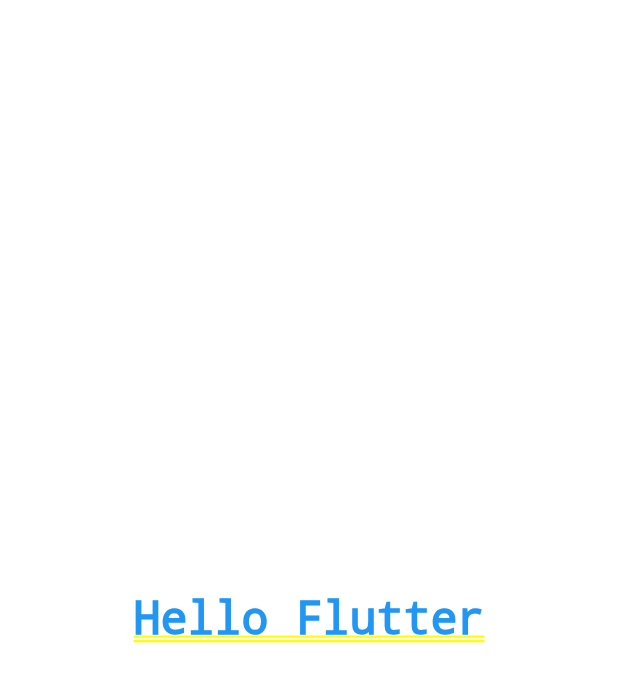
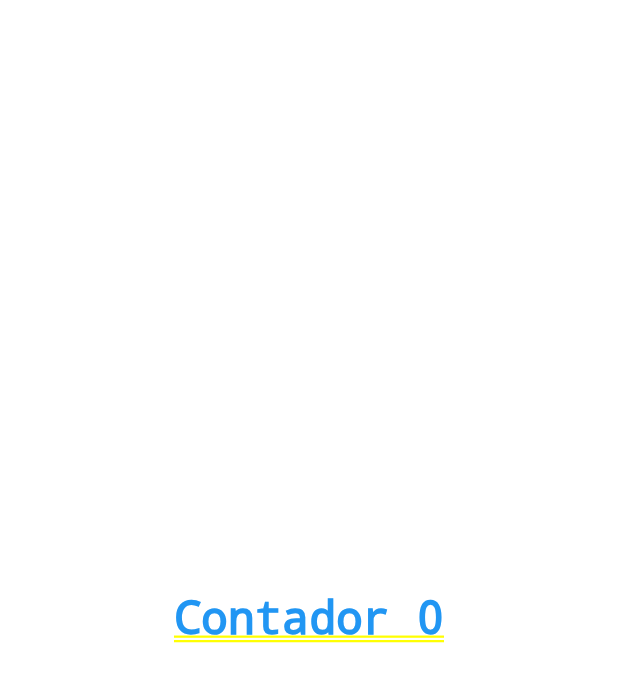
Before and after one commit to KAYOGS/home-task, a Flutter app: the screen it shows after launch, on a phone screen of 412 x 824 dp. Shown: the top 682 px of the screen. Run offline on Flutter 3.47's test engine with Material 3 defaults, Android fonts, the phone set to English and light mode, and no system bars.

Commit message:
home_task

```diff
--- /dev/null
+++ b/lib/home_page.dart
@@ -0,0 +1,36 @@
+import 'package:flutter/material.dart';
+
+class HomePage extends StatefulWidget {
+  const HomePage({super.key});
+
+  @override
+  State<HomePage> createState() => _HomePageState();
+}
+
+class _HomePageState extends State<HomePage> {
+  int conter = 0;
+
+  @override
+  Widget build(BuildContext context) {
+    // ignore: avoid_unnecessary_containers
+    return Container(
+      child: GestureDetector(
+        child: Center(
+          child: Text(
+            'Contador $conter',
+            // ignore: prefer_const_constructors
+            style: TextStyle(color: Colors.blue, fontSize: 30.0),
+          ),
+        ),
+
+        onTap: () {
+          setState(
+            () {
+              conter++;
+            }
+          );
+        },
+      ),
+    );
+  }
+}
--- a/lib/main.dart
+++ b/lib/main.dart
@@ -1,29 +1,6 @@
 import 'package:flutter/material.dart';
+import 'package:myapp/my_app.dart';
 
 void main(List<String> args) {
   runApp(const MyApp());
 }
-
-class MyApp extends StatelessWidget {
-  const MyApp({super.key});
-
-  @override
-  Widget build(BuildContext context) {
-    // ignore: avoid_unnecessary_containers
-    return MaterialApp(
-      theme: ThemeData(primaryColor: Colors.black),
-      // ignore: avoid_unnecessary_containers
-      home: Container(
-        child: const Center(
-          child: Text(
-            'Hello Flutter',
-            style: TextStyle(
-              color: Colors.blue,
-              fontSize: 30,
-            ),
-          ),
-        ),
-      ),
-    );
-  }
-}
--- /dev/null
+++ b/lib/my_app.dart
@@ -0,0 +1,16 @@
+import 'package:flutter/material.dart';
+import 'package:myapp/home_page.dart';
+
+class MyApp extends StatelessWidget {
+  const MyApp({super.key});
+
+  @override
+  Widget build(BuildContext context) {
+    // ignore: avoid_unnecessary_containers
+    return MaterialApp(
+      theme: ThemeData(primaryColor: Colors.black),
+      // ignore: avoid_unnecessary_containers
+      home: const HomePage(),
+    );
+  }
+}
```
Also changed, not shown: 1 other file.
